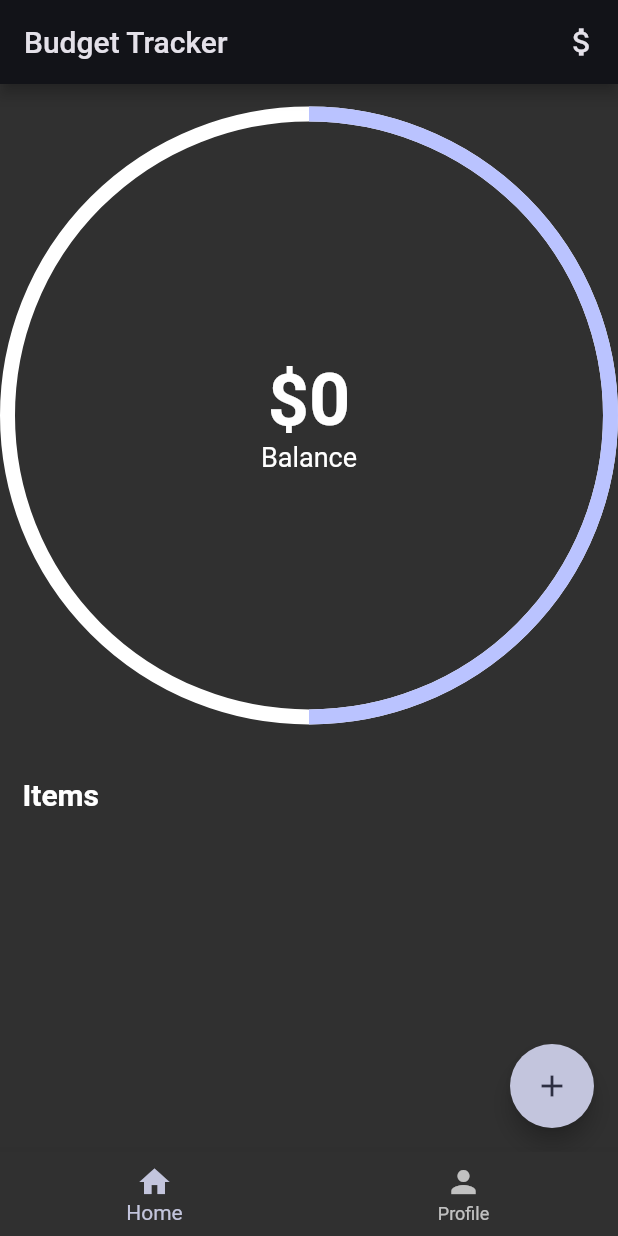
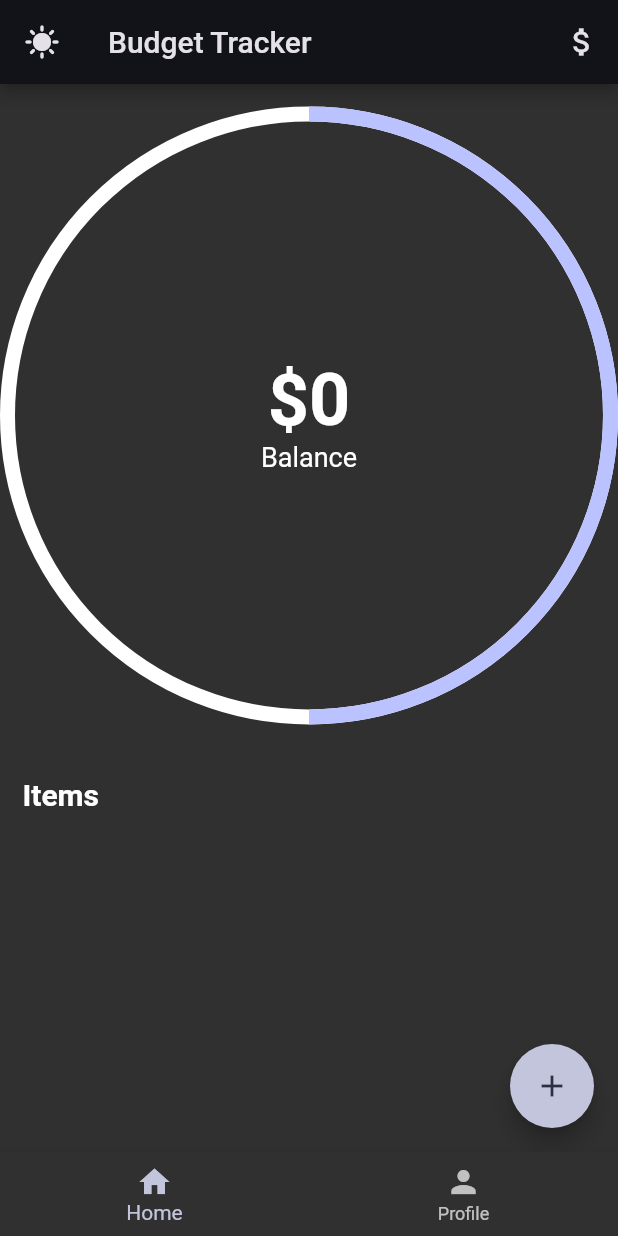
Before and after one commit to ssonhub/budget_tracker, a Flutter app: the screen it shows after launch, on a phone screen of 412 x 824 dp. Run offline on Flutter 3.47's test engine with Material 2 defaults, Android fonts, the phone set to English and light mode, and no system bars; drawn by our look-alikes of percent_indicator.

Commit message:
added dark/light mode

```diff
--- a/budget_tracker/lib/main.dart
+++ b/budget_tracker/lib/main.dart
@@ -1,5 +1,7 @@
 import 'package:budget_tracker/screens/home.dart';
+import 'package:budget_tracker/services/theme_service.dart';
 import 'package:flutter/material.dart';
+import 'package:provider/provider.dart';
 
 void main() {
   runApp(const MyApp());
@@ -8,18 +10,34 @@ void main() {
 class MyApp extends StatelessWidget {
   const MyApp({Key? key}) : super(key: key);
 
-  // This widget is the root of your application.
   @override
   Widget build(BuildContext context) {
+    // Always create your providers above the widget tree
+    /* we can wrap our MaterialApp with the ChangeNotifierProvider now
+    but when creating the provider, you can't use it directly due to context issues.
+    And we need to use it as soon as possible as our Theme is defined inside MaterialApp
+
+    Because we need to access the provider as soon as we create, we need a Builder widget
+    inbetween to provide us with the necessary parent context */
+    return ChangeNotifierProvider<ThemeService>(
+      create: (_) => ThemeService(),
+      child: Builder(builder: (BuildContext context) {
+        final themeService = Provider.of<ThemeService>(context);
         return MaterialApp(
             title: 'Flutter Demo',
             theme: ThemeData(
               primarySwatch: Colors.blue,
-          /* colorScheme: we can actually generate an entire color scheme from
-          1 single color throughout aour app*/
               colorScheme: ColorScheme.fromSeed(
-              seedColor: Colors.indigo, brightness: Brightness.dark),
+                seedColor: Colors.indigo,
+
+                /* we can use themeService.darkTheme to determine if we are
+                in dark mode or not */
+                brightness:
+                    themeService.darkTheme ? Brightness.dark : Brightness.light,
+              ),
             ),
             home: const Home());
+      }),
+    );
   }
 }
--- a/budget_tracker/lib/screens/home.dart
+++ b/budget_tracker/lib/screens/home.dart
@@ -1,8 +1,10 @@
 import 'package:flutter/material.dart';
+import 'package:provider/provider.dart';
 
 import '../model/add_budget.dart';
 import '../pages/home_page.dart';
 import '../pages/profile_page.dart';
+import '../services/theme_service.dart';
 
 class Home extends StatefulWidget {
   const Home({super.key});
@@ -26,9 +28,24 @@ class _HomeState extends State<Home> {
 
   @override
   Widget build(BuildContext context) {
+    /* Now to access the theme data inside Theme Service
+    we can use this syntax to get/set information */
+
+    /* Remember that you need to access the themeService and you can do that
+    by calling it after the build method */
+    final themeService = Provider.of<ThemeService>(context, listen: false);
     return Scaffold(
       appBar: AppBar(
         title: const Text("Budget Tracker"),
+        /* leading: means that the widget will show on the left of the AppBar */
+        leading: IconButton(
+          /* Notice how we set the themeService.darkTheme = !themeService.darkTheme
+          This is a great way to do it when you need to toggle something */
+          onPressed: () {
+            themeService.darkTheme = !themeService.darkTheme;
+          },
+          icon: Icon(themeService.darkTheme ? Icons.sunny : Icons.dark_mode),
+        ),
         actions: [
           IconButton(
             onPressed: () {
--- /dev/null
+++ b/budget_tracker/lib/services/theme_service.dart
@@ -0,0 +1,17 @@
+import 'package:flutter/material.dart';
+
+class ThemeService with ChangeNotifier {
+  // this will hold if we are on the dark theme or not
+  bool _darkTheme = true;
+
+  // Let's create a getter now and a setter for it
+  bool get darkTheme => _darkTheme;
+
+  set darkTheme(bool value) {
+    _darkTheme = value;
+    /* we want to notify widgets and change the app state when we set
+    the dark theme. ChangeNotifier provides us with a notifyListeners()
+    method that does that */
+    notifyListeners();
+  }
+}
--- a/budget_tracker/pubspec.yaml
+++ b/budget_tracker/pubspec.yaml
@@ -36,6 +36,7 @@ dependencies:
   # Use with the CupertinoIcons class for iOS style icons.
   cupertino_icons: ^1.0.2
   percent_indicator: ^4.2.2
+  provider: ^6.0.3
 dev_dependencies:
   flutter_test:
     sdk: flutter
```
Also changed, not shown: budget_tracker/pubspec.lock. Lines whose indentation alone changed are shown as unchanged.
